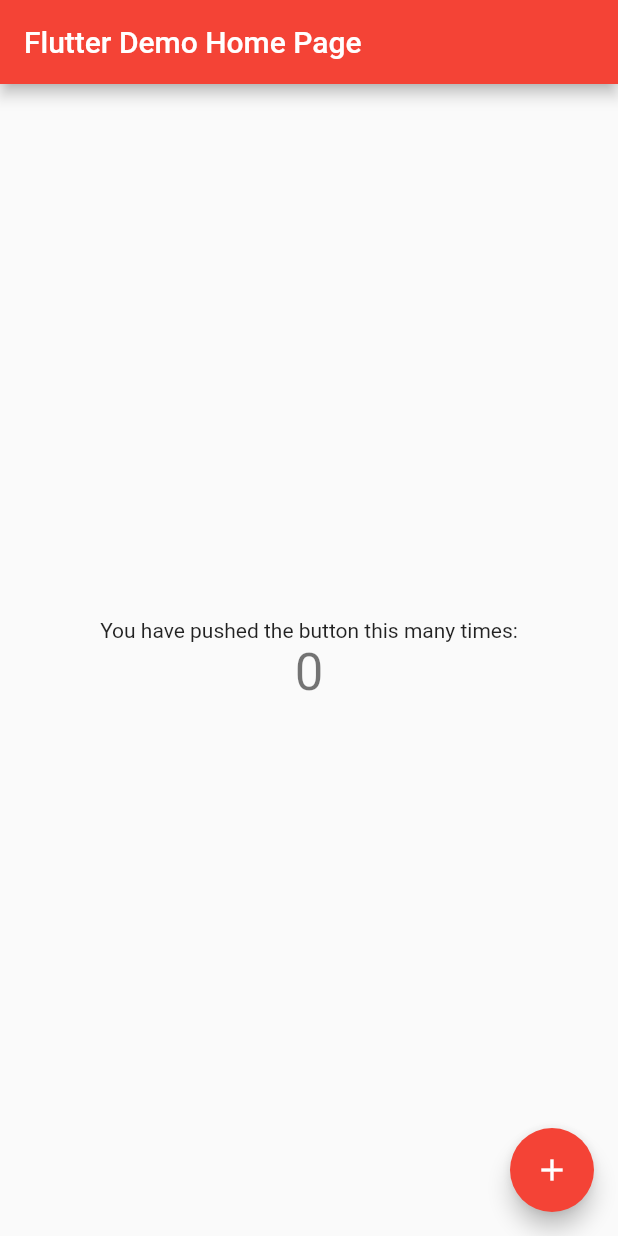
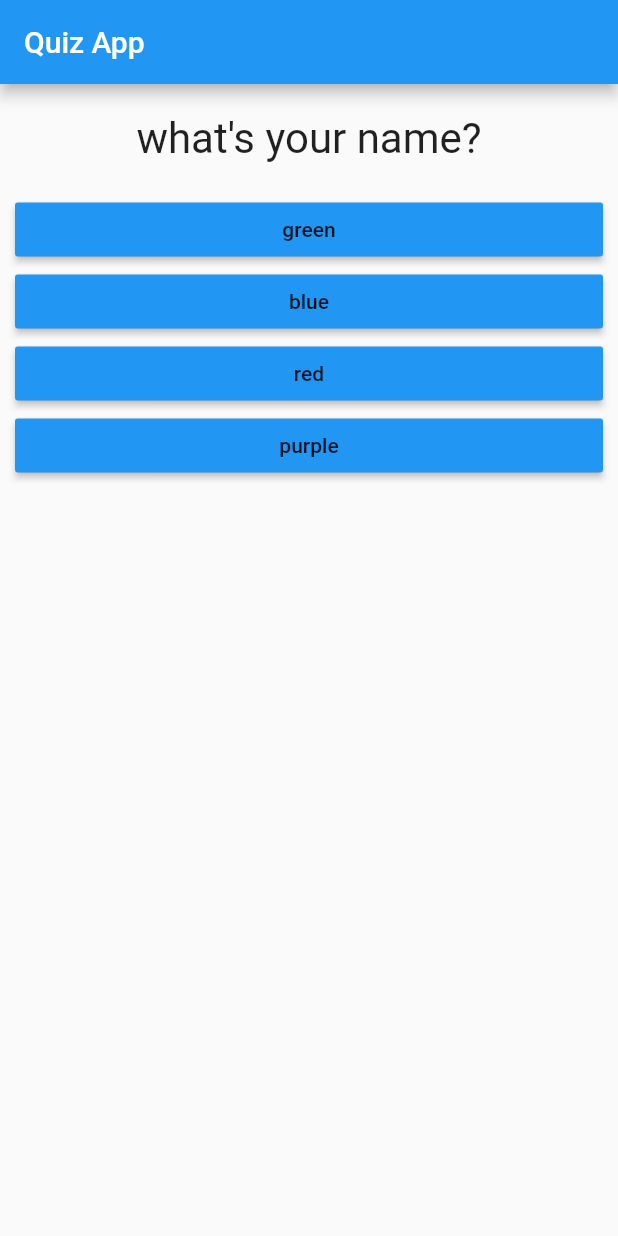
Before and after one commit to wahabrind/flutter_quiz_app, a Flutter app: the screen it shows after launch, on a phone screen of 412 x 824 dp. Run offline on Flutter 3.47's test engine with Material 2 defaults, Android fonts, the phone set to English and light mode, and no system bars.

Commit message:
bug fixes

```diff
--- /dev/null
+++ b/lib/answer.dart
@@ -0,0 +1,21 @@
+import 'package:flutter/material.dart';
+
+class Answer extends StatelessWidget {
+  final String answerText;
+  final Function handler;
+  Answer(this.answerText,this.handler);
+
+
+  @override
+  Widget build(BuildContext context) {
+    return Container(
+      width: double.infinity,
+      margin: EdgeInsets.fromLTRB(10, 0, 10, 0),
+      child: RaisedButton(
+        color: Colors.blue,
+        child: Text(answerText),
+        onPressed: handler,
+      ),
+    );
+  }
+}
--- a/lib/main.dart
+++ b/lib/main.dart
@@ -1,111 +1,83 @@
-import 'package:flutter/material.dart';
+import "package:flutter/material.dart";
+import './quiz.dart';
+import './result.dart';
 
-void main() => runApp(MyApp());
+void main() {
+  runApp(MyApp());
+}
 
-class MyApp extends StatelessWidget {
-  // This widget is the root of your application.
+class MyApp extends StatefulWidget {
   @override
-  Widget build(BuildContext context) {
-    return MaterialApp(
-      title: 'Flutter Demo',
-      theme: ThemeData(
-        // This  the theme of your application.
-        //
-        // Try running your application with "flutter run". You'll see the
-        // application has a blue toolbar. Then, without quitting the app, try
-        // changing the primarySwatch below to Colors.green and then invoke
-        // "hot reload" (press "r" in the console where you ran "flutter run",
-        // or simply save your changes to "hot reload" in a Flutter IDE).
-        // Notice that the counter didn't reset back to zero; the application
-        // is not restarted.
-        primarySwatch: Colors.red,
-      ),
-      home: MyHomePage(title: 'Flutter Demo Home Page'),
-    );
+  State createState() {
+    return _MyAppState();
   }
 }
 
-class MyHomePage extends StatefulWidget {
-  MyHomePage({Key key, this.title}) : super(key: key);
+class _MyAppState extends State {
+  var _questionIndex = 0;
+  var _score = 0;
 
-  // This widget is the home page of your application. It is stateful, meaning
-  // that it has a State object (defined below) that contains fields that affect
-  // how it looks.
+  void _resetQuiz() {
+    setState(() {
+      _questionIndex = 0;
+      _score=0;
+    });
+  }
 
-  // This class is the configuration for the state. It holds the values (in this
-  // case the title) provided by the parent (in this case the App widget) and
-  // used by the build method of the State. Fields in a Widget subclass are
-  // always marked "final".
+  void _answerQuestion(int score) {
+    _score += score;
 
-  final String title;
-
-  @override
-  _MyHomePageState createState() => _MyHomePageState();
-}
-
-class _MyHomePageState extends State<MyHomePage> {
-  int _counter = 0;
-
-  void _incrementCounter() {
     setState(() {
-      // This call to setState tells the Flutter framework that something has
-      // changed in this State, which causes it to rerun the build method below
-      // so that the display can reflect the updated values. If we changed
-      // _counter without calling setState(), then the build method would not be
-      // called again, and so nothing would appear to happen.
-      _counter*=5;
+      _questionIndex = _questionIndex + 1;
     });
   }
 
   @override
-  Widget build(BuildContext context) {
-    // This method is rerun every time setState is called, for instance as done
-    // by the _incrementCounter method above.
-    //
-    // The Flutter framework has been optimized to make rerunning build methods
-    // fast, so that you can just rebuild anything that needs updating rather
-    // than having to individually change instances of widgets.
-    return Scaffold(
-      appBar: AppBar(
-        // Here we take the value from the MyHomePage object that was created by
-        // the App.build method, and use it to set our appbar title.
-        title: Text(widget.title),
+  Widget build(BuildContext ctx) {
+    var _questions = [
+      {
+        "questionText": "what\'s your name?",
+        "answers": [
+          {'text': 'green', 'score': 10},
+          {'text': 'blue', 'score': 7},
+          {'text': 'red', 'score': 4},
+          {'text': 'purple', 'score': 1}
+        ]
+      },
+      {
+        "questionText": "what\'s your favorite animal?",
+        "answers": [
+          {'text': 'lion', 'score': 3},
+          {'text': 'cat', 'score': 1},
+          {'text': 'dog', 'score': 9},
+          {'text': 'parrot', 'score': 1}
+        ]
+      },
+      {
+        "questionText": "what\'s your phone brand name?",
+        "answers": [
+          {'text': 'apple', 'score': 1},
+          {'text': 'samsung', 'score': 2},
+          {'text': 'oppo', 'score': 7},
+          {'text': 'mi', 'score': 9}
+        ]
+      },
+    ];
+    return MaterialApp(
+      home: Scaffold(
+        appBar: AppBar(
+          title: Text(
+            "Quiz App",
+          ),
+        ),
+        body: _questionIndex < _questions.length
+            ? Quiz(
+                answerQuestion: _answerQuestion,
+                questionIndex: _questionIndex,
+                questions: _questions,
+              )
+            : Result(_score, _resetQuiz),
       ),
-      body: Center(
-        // Center is a layout widget. It takes a single child and positions it
-        // in the middle of the parent.
-        child: Column(
-          // Column is also a layout widget. It takes a list of children and
-          // arranges them vertically. By default, it sizes itself to fit its
-          // children horizontally, and tries to be as tall as its parent.
-          //
-          // Invoke "debug painting" (press "p" in the console, choose the
-          // "Toggle Debug Paint" action from the Flutter Inspector in Android
-          // Studio, or the "Toggle Debug Paint" command in Visual Studio Code)
-          // to see the wireframe for each widget.
-          //
-          // Column has various properties to control how it sizes itself and
-          // how it positions its children. Here we use mainAxisAlignment to
-          // center the children vertically; the main axis here is the vertical
-          // axis because Columns are vertical (the cross axis would be
-          // horizontal).
-          mainAxisAlignment: MainAxisAlignment.center,
-          children: <Widget>[
-            Text(
-              'You have pushed the button this many times:',
-            ),
-            Text(
-              '$_counter',
-              style: Theme.of(context).textTheme.display1,
-            ),
-          ],
-        ),
-      ),
-      floatingActionButton: FloatingActionButton(
-        onPressed: _incrementCounter,
-        tooltip: 'Increment',
-        child: Icon(Icons.add),
-      ), // This trailing comma makes auto-formatting nicer for build methods.
     );
   }
 }
--- /dev/null
+++ b/lib/question.dart
@@ -0,0 +1,20 @@
+import 'package:flutter/material.dart';
+
+class Question extends StatelessWidget {
+  final String questions;
+
+  Question(this.questions);
+
+  @override
+  Widget build(BuildContext context) {
+    return Container(
+      width: double.infinity,
+      margin: EdgeInsets.all(20),
+      child: Text(
+        questions,
+        style: TextStyle(fontSize: 28),
+        textAlign: TextAlign.center,
+      ),
+    );
+  }
+}
--- /dev/null
+++ b/lib/quiz.dart
@@ -0,0 +1,24 @@
+import 'package:flutter/material.dart';
+import './question.dart';
+import './answer.dart';
+
+class Quiz extends StatelessWidget {
+  final List questions;
+  final int questionIndex;
+  final Function answerQuestion;
+  Quiz({this.questions, this.questionIndex, this.answerQuestion});
+
+  @override
+  Widget build(BuildContext context) {
+    return Column(
+      children: <Widget>[
+        Question(
+          questions[questionIndex]['questionText'],
+        ),
+        ...(questions[questionIndex]['answers']as List<Map>).map((answer) {
+          return Answer(answer['text'], ()=>answerQuestion(answer['score']));
+        }).toList()
+      ],
+    );
+  }
+}
--- a/pubspec.yaml
+++ b/pubspec.yaml
@@ -1,4 +1,4 @@
-name: first_app
+name: quiz
 description: A new Flutter project.
 
 # The following defines the version and build number for your application.
```
Also changed, not shown: lib/result.dart (added, +32 -0 lines), 9 other files.
